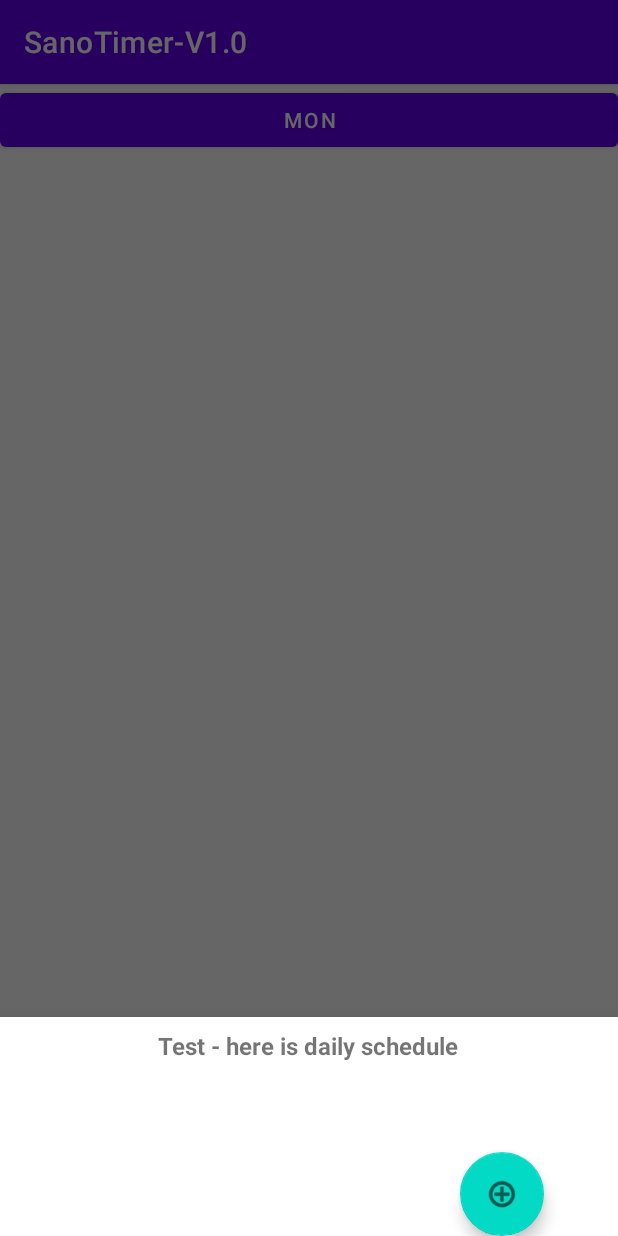
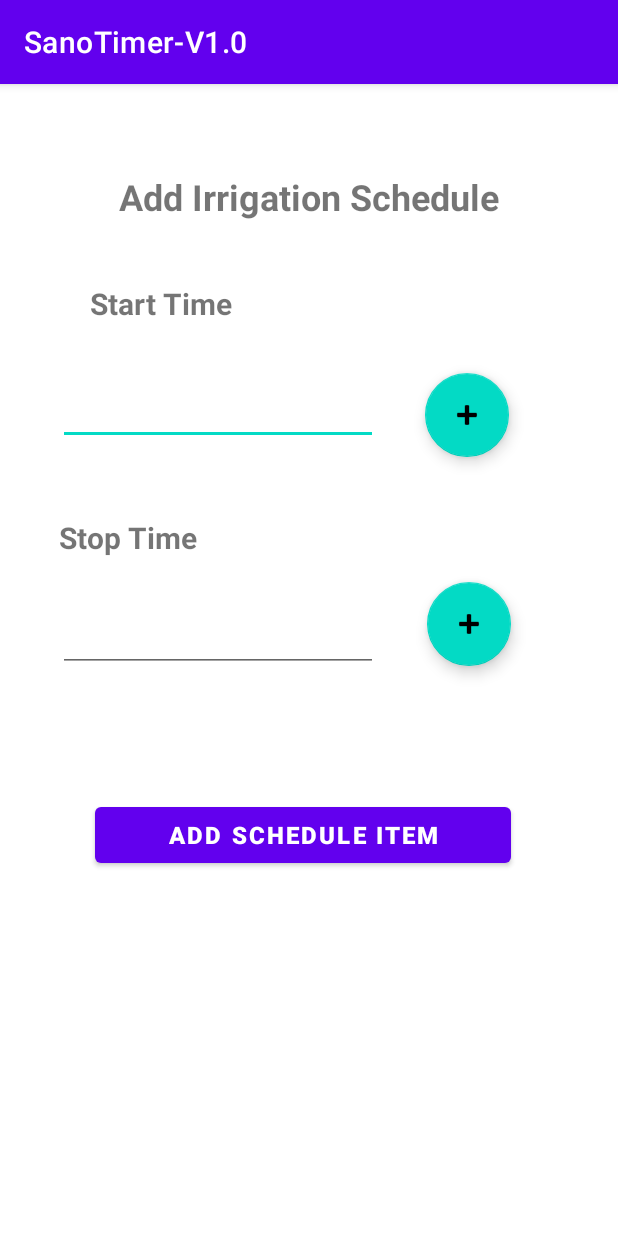
Before and after one commit to mkanaan-source/SanoTimer-ROOM-V1.0, an Android app: the screen it shows after launch (WeeklySchedule before the commit, ScheduleProgrammer after it), after a tap on "MON", on a phone screen of 412 x 824 dp. Run offline under Robolectric (Android 15) with nearby library versions, the phone set to English and light mode, and no system bars.

```diff
--- a/app/src/main/java/com/learningjavaandroid/sanotimer_v10/DailyScheduleBottomSheetFragment.java
+++ b/app/src/main/java/com/learningjavaandroid/sanotimer_v10/DailyScheduleBottomSheetFragment.java
@@ -13,6 +13,7 @@ import androidx.fragment.app.FragmentManager;
 
 import com.google.android.material.bottomsheet.BottomSheetDialogFragment;
 import com.google.android.material.floatingactionbutton.FloatingActionButton;
+import com.learningjavaandroid.sanotimer_v10.model.IrrigationViewModel;
 
 import java.util.Objects;
 
@@ -23,6 +24,9 @@ public class DailyScheduleBottomSheetFragment extends BottomSheetDialogFragment
 
     // 30.03.2023 - now let's bring the floating action button into the mix...
     private FloatingActionButton addNewScheduleFab;
+
+
+
 
     // 27.03.2023 - need to have this empty constructor in place
     public DailyScheduleBottomSheetFragment() {
--- /dev/null
+++ b/app/src/main/java/com/learningjavaandroid/sanotimer_v10/ScheduleProgrammer.java
@@ -0,0 +1,51 @@
+package com.learningjavaandroid.sanotimer_v10;
+
+import androidx.appcompat.app.AppCompatActivity;
+import androidx.fragment.app.DialogFragment;
+
+import android.os.Bundle;
+import android.view.View;
+import android.widget.Button;
+import android.widget.EditText;
+
+import com.google.android.material.floatingactionbutton.FloatingActionButton;
+
+public class ScheduleProgrammer extends AppCompatActivity {
+
+    private EditText startTimeEditText;
+    private EditText stopTimeEditText;
+    private FloatingActionButton addStartTimeFab;
+    private FloatingActionButton addStopTimeFab;
+    private Button addScheduleItemButton;
+
+
+    @Override
+    protected void onCreate(Bundle savedInstanceState) {
+        super.onCreate(savedInstanceState);
+        setContentView(R.layout.activity_schedule_programmer);
+
+        // 07.04.2023 - tie the instance variables to the Views in the layout.
+        startTimeEditText = findViewById(R.id.sch_prog_start_time_field);
+        stopTimeEditText = findViewById(R.id.sch_prog_stop_time_field);
+        addStartTimeFab = findViewById(R.id.sch_prog_add_start_time_fab);
+        addStopTimeFab = findViewById(R.id.sch_prog_add_stop_time_fab);
+        addScheduleItemButton = findViewById(R.id.sch_prog_add_button);
+
+        // 09.04.2023 - the onClickListener() methods for the start and stop time setting.
+        addStartTimeFab.setOnClickListener(viewStartTimeFab -> {
+            showTimePickerDialog(viewStartTimeFab);
+        });
+
+        addStopTimeFab.setOnClickListener(viewStopTimeFab -> {
+            showTimePickerDialog(viewStopTimeFab);
+        });
+
+
+
+    }
+
+    public void showTimePickerDialog(View v) {
+        DialogFragment newFragment = new SanoTimerTimePickerDialogFragment();
+        newFragment.show(getSupportFragmentManager(), "timePicker");
+    }
+}
--- a/app/src/main/java/com/learningjavaandroid/sanotimer_v10/model/WeeklySchedule.java
+++ b/app/src/main/java/com/learningjavaandroid/sanotimer_v10/model/WeeklySchedule.java
@@ -3,6 +3,7 @@ package com.learningjavaandroid.sanotimer_v10.model;
 import androidx.appcompat.app.AppCompatActivity;
 import androidx.constraintlayout.widget.ConstraintLayout;
 
+import android.content.Intent;
 import android.os.Bundle;
 import android.view.View;
 import android.widget.Button;
@@ -10,6 +11,7 @@ import android.widget.Button;
 import com.google.android.material.bottomsheet.BottomSheetBehavior;
 import com.learningjavaandroid.sanotimer_v10.DailyScheduleBottomSheetFragment;
 import com.learningjavaandroid.sanotimer_v10.R;
+import com.learningjavaandroid.sanotimer_v10.ScheduleProgrammer;
 
 // 28.03.2023 - remember: for now, our ONLY objective is to tie one of the day buttons to the
 // bottom sheet fragment (specfied by DailyScheduleBottomSheetFragment class).
@@ -27,26 +29,27 @@ public class WeeklySchedule extends AppCompatActivity {
 
         // 28.03.2023 - instantiate DailyScheduleBottomSheetFragment and specify how it will
         // behave in user interactions.
-        dailyScheduleBottomSheetFragment = new DailyScheduleBottomSheetFragment();
-        ConstraintLayout constraintLayout = findViewById(R.id.bottomSheet);
-
-        BottomSheetBehavior<ConstraintLayout> bottomSheetBehavior =
-                BottomSheetBehavior.from(constraintLayout);
-
-        bottomSheetBehavior.setPeekHeight(BottomSheetBehavior.STATE_HIDDEN);
-
-        // 28.03.2023 - set up an onclick listener for the button
+//        dailyScheduleBottomSheetFragment = new DailyScheduleBottomSheetFragment();
+//        ConstraintLayout constraintLayout = findViewById(R.id.bottomSheet);
+//
+//        BottomSheetBehavior<ConstraintLayout> bottomSheetBehavior =
+//                BottomSheetBehavior.from(constraintLayout);
+//
+//        bottomSheetBehavior.setPeekHeight(BottomSheetBehavior.STATE_HIDDEN);
+//
+        // 09.04.2023 - when the user clicks on the button for the day (right now, just Monday, MON)
+        // go to the other activity.
         weeklyScheduleMondayButton.setOnClickListener(v -> {
-            // we clicked on the button. show the bottom sheet.
-            showDailyScheduleBottomSheet();
+            Intent intent = new Intent(WeeklySchedule.this, ScheduleProgrammer.class);
+            startActivity(intent);
         });
     }
 
     // 28.03.2023 - this is the method to actually display the bottom sheet fragment.
-    private void showDailyScheduleBottomSheet() {
-        dailyScheduleBottomSheetFragment.show(getSupportFragmentManager(),
-                dailyScheduleBottomSheetFragment.getTag());
-    }
+//    private void showDailyScheduleBottomSheet() {
+//        dailyScheduleBottomSheetFragment.show(getSupportFragmentManager(),
+//                dailyScheduleBottomSheetFragment.getTag());
+//    }
 
 
 
--- /dev/null
+++ b/app/src/main/res/layout/activity_schedule_programmer.xml
@@ -0,0 +1,124 @@
+<?xml version="1.0" encoding="utf-8"?>
+<androidx.constraintlayout.widget.ConstraintLayout xmlns:android="http://schemas.android.com/apk/res/android"
+    xmlns:app="http://schemas.android.com/apk/res-auto"
+    xmlns:tools="http://schemas.android.com/tools"
+    android:layout_width="match_parent"
+    android:layout_height="match_parent"
+    tools:context=".ScheduleProgrammer">
+
+    <TextView
+        android:id="@+id/textview1"
+        android:layout_width="285dp"
+        android:layout_height="34dp"
+        android:text="@string/sch_programmer_textview"
+        android:textAlignment="center"
+        android:textSize="24sp"
+        android:textStyle="bold"
+        app:layout_constraintBottom_toBottomOf="parent"
+        app:layout_constraintEnd_toEndOf="parent"
+        app:layout_constraintStart_toStartOf="parent"
+        app:layout_constraintTop_toTopOf="parent"
+        app:layout_constraintVertical_bias="0.08" />
+
+    <EditText
+        android:id="@+id/sch_prog_start_time_field"
+        android:layout_width="wrap_content"
+        android:layout_height="wrap_content"
+        android:layout_marginTop="28dp"
+        android:ems="10"
+        android:inputType="time"
+        android:minHeight="48dp"
+        app:layout_constraintEnd_toEndOf="parent"
+        app:layout_constraintHorizontal_bias="0.194"
+        app:layout_constraintStart_toStartOf="parent"
+        app:layout_constraintTop_toBottomOf="@+id/textView2"
+        tools:ignore="SpeakableTextPresentCheck"
+        android:autofillHints="" />
+
+    <TextView
+        android:id="@+id/textView2"
+        android:layout_width="135dp"
+        android:layout_height="32dp"
+        android:layout_marginTop="40dp"
+        android:text="@string/sch_programmer_start_time"
+        android:textAlignment="center"
+        android:textSize="20sp"
+        android:textStyle="bold"
+        app:layout_constraintEnd_toEndOf="parent"
+        app:layout_constraintHorizontal_bias="0.141"
+        app:layout_constraintStart_toStartOf="parent"
+        app:layout_constraintTop_toBottomOf="@+id/textview1" />
+
+    <com.google.android.material.floatingactionbutton.FloatingActionButton
+        android:id="@+id/sch_prog_add_start_time_fab"
+        android:layout_width="wrap_content"
+        android:layout_height="wrap_content"
+        android:layout_marginTop="28dp"
+        android:layout_marginEnd="60dp"
+        android:clickable="true"
+        app:layout_constraintEnd_toEndOf="parent"
+        app:layout_constraintHorizontal_bias="0.717"
+        app:layout_constraintStart_toEndOf="@+id/sch_prog_start_time_field"
+        app:layout_constraintTop_toBottomOf="@+id/textView2"
+        app:srcCompat="@android:drawable/ic_input_add"
+        tools:ignore="SpeakableTextPresentCheck,ImageContrastCheck"
+        android:contentDescription="TODO" />
+
+    <TextView
+        android:id="@+id/textview3"
+        android:layout_width="wrap_content"
+        android:layout_height="wrap_content"
+        android:layout_marginTop="48dp"
+        android:text="@string/sch_prog_stop_time_text"
+        android:textSize="20sp"
+        android:textStyle="bold"
+        app:layout_constraintEnd_toEndOf="parent"
+        app:layout_constraintHorizontal_bias="0.123"
+        app:layout_constraintStart_toStartOf="parent"
+        app:layout_constraintTop_toBottomOf="@+id/sch_prog_start_time_field" />
+
+    <EditText
+        android:id="@+id/sch_prog_stop_time_field"
+        android:layout_width="wrap_content"
+        android:layout_height="wrap_content"
+        android:layout_marginTop="28dp"
+        android:ems="10"
+        android:inputType="time"
+        android:minHeight="48dp"
+        app:layout_constraintEnd_toEndOf="parent"
+        app:layout_constraintHorizontal_bias="0.194"
+        app:layout_constraintStart_toStartOf="parent"
+        app:layout_constraintTop_toBottomOf="@+id/textview3"
+        tools:ignore="SpeakableTextPresentCheck"
+        android:autofillHints="" />
+
+    <com.google.android.material.floatingactionbutton.FloatingActionButton
+        android:id="@+id/sch_prog_add_stop_time_fab"
+        android:layout_width="wrap_content"
+        android:layout_height="wrap_content"
+        android:layout_marginTop="16dp"
+        android:clickable="true"
+        app:layout_constraintEnd_toEndOf="parent"
+        app:layout_constraintHorizontal_bias="0.311"
+        app:layout_constraintStart_toEndOf="@+id/sch_prog_stop_time_field"
+        app:layout_constraintTop_toBottomOf="@+id/textview3"
+        app:srcCompat="@android:drawable/ic_input_add"
+        tools:ignore="SpeakableTextPresentCheck,ImageContrastCheck"
+        android:contentDescription="TODO" />
+
+    <Button
+        android:id="@+id/sch_prog_add_button"
+        android:layout_width="277dp"
+        android:layout_height="49dp"
+        android:layout_marginTop="88dp"
+        android:text="@string/sch_prog_add_item_button"
+        android:textSize="16sp"
+        android:textStyle="bold"
+        app:layout_constraintBottom_toBottomOf="parent"
+        app:layout_constraintEnd_toEndOf="parent"
+        app:layout_constraintHorizontal_bias="0.47"
+        app:layout_constraintStart_toStartOf="parent"
+        app:layout_constraintTop_toBottomOf="@+id/sch_prog_add_stop_time_fab"
+        app:layout_constraintVertical_bias="0.0" />
+
+</androidx.constraintlayout.widget.ConstraintLayout>
--- a/app/src/main/res/values/strings.xml
+++ b/app/src/main/res/values/strings.xml
@@ -10,4 +10,8 @@
     <string name="weekly_sch_view_title">Weekly Schedule</string>
     <string name="floatingActionButtonDescription">floating action button to add a new daily schedule item</string>
     <string name="test_text">Test - here is daily schedule</string>
+    <string name="sch_programmer_textview">Add Irrigation Schedule</string>
+    <string name="sch_programmer_start_time">Start Time</string>
+    <string name="sch_prog_stop_time_text">Stop Time</string>
+    <string name="sch_prog_add_item_button">Add Schedule Item</string>
 </resources>
```
Also changed, not shown: app/src/main/AndroidManifest.xml (+10 -2 lines), app/src/main/java/com/learningjavaandroid/sanotimer_v10/SanoTimerTimePickerDialogFragment.java (+26 -17 lines), app/src/main/java/com/learningjavaandroid/sanotimer_v10/model/DailySchedule.java (+9 -7 lines), app/src/main/java/com/learningjavaandroid/sanotimer_v10/util/IrrigationRoomDatabase.java (+23 -23 lines), app/src/main/java/com/learningjavaandroid/sanotimer_v10/util/Utils.java (added, +37 -0 lines).
